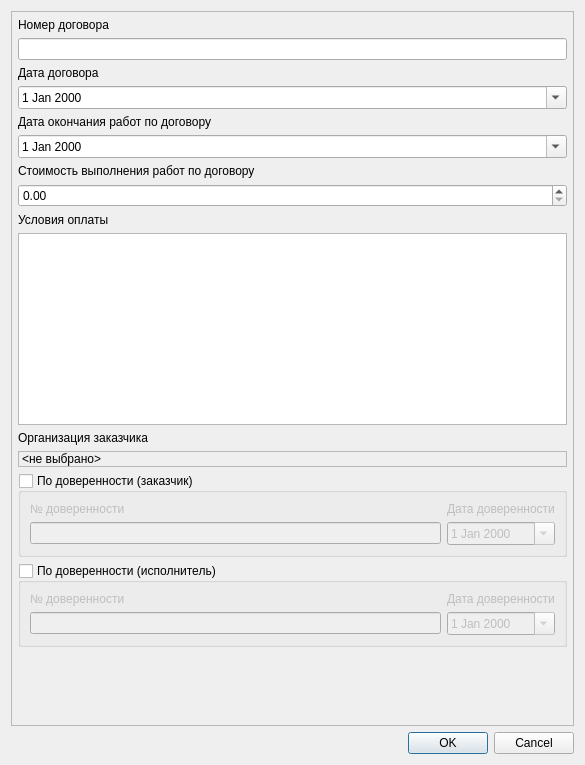
Qt form ui/contracts/contract_form.ui (bakatrouble/elevators) before a commit.
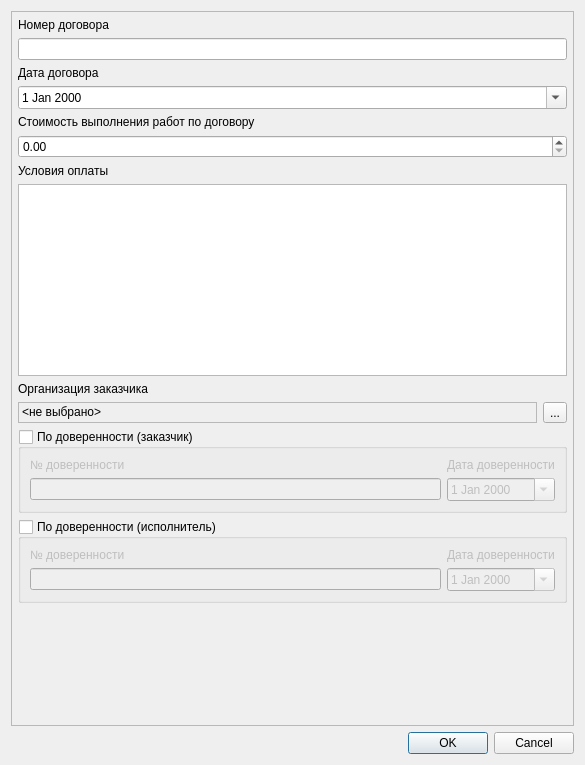
The same form after that commit.

```diff
--- a/ui/contracts/contract_form.ui
+++ b/ui/contracts/contract_form.ui
@@ -65,20 +65,6 @@
          </property>
         </widget>
        </item>
-       <item>
-        <widget class="QLabel" name="label_3">
-         <property name="text">
-          <string>Дата окончания работ по договору</string>
-         </property>
-        </widget>
-       </item>
-       <item>
-        <widget class="QDateEdit" name="edtContractFinishDate">
-         <property name="calendarPopup">
-          <bool>true</bool>
-         </property>
-        </widget>
-       </item>
        <item>
         <widget class="QLabel" name="label_4">
          <property name="text">
@@ -138,6 +124,13 @@
             </property>
            </widget>
           </item>
+          <item>
+           <widget class="QToolButton" name="btnSelectClient">
+            <property name="text">
+             <string>...</string>
+            </property>
+           </widget>
+          </item>
          </layout>
         </widget>
        </item>
```
